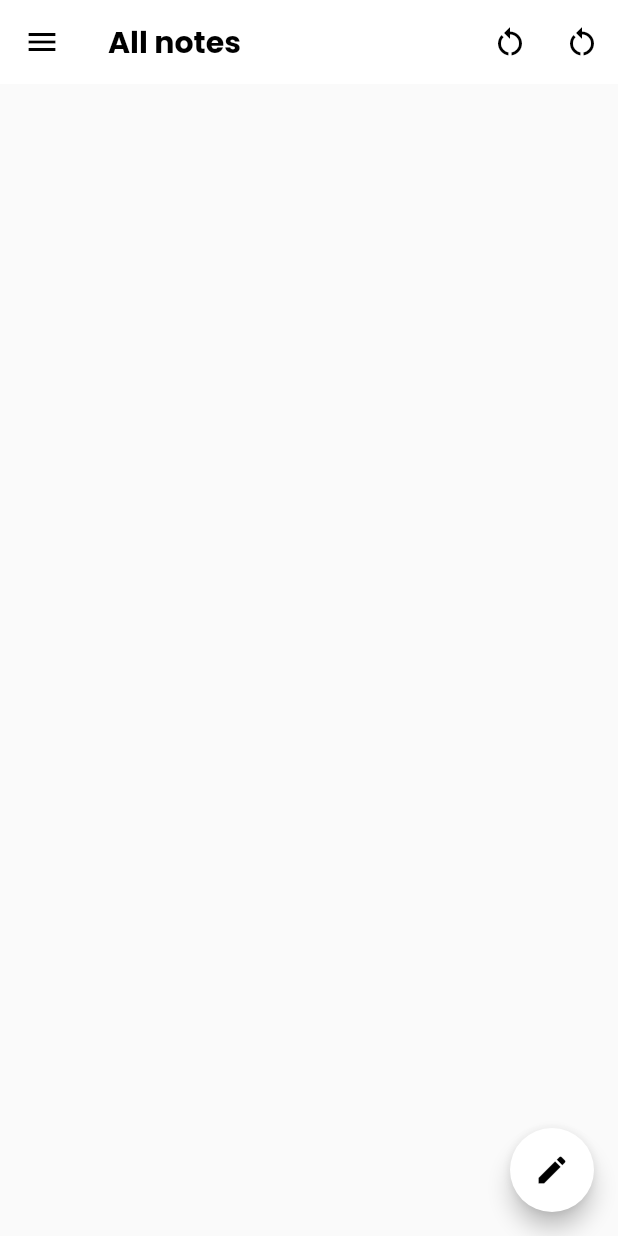
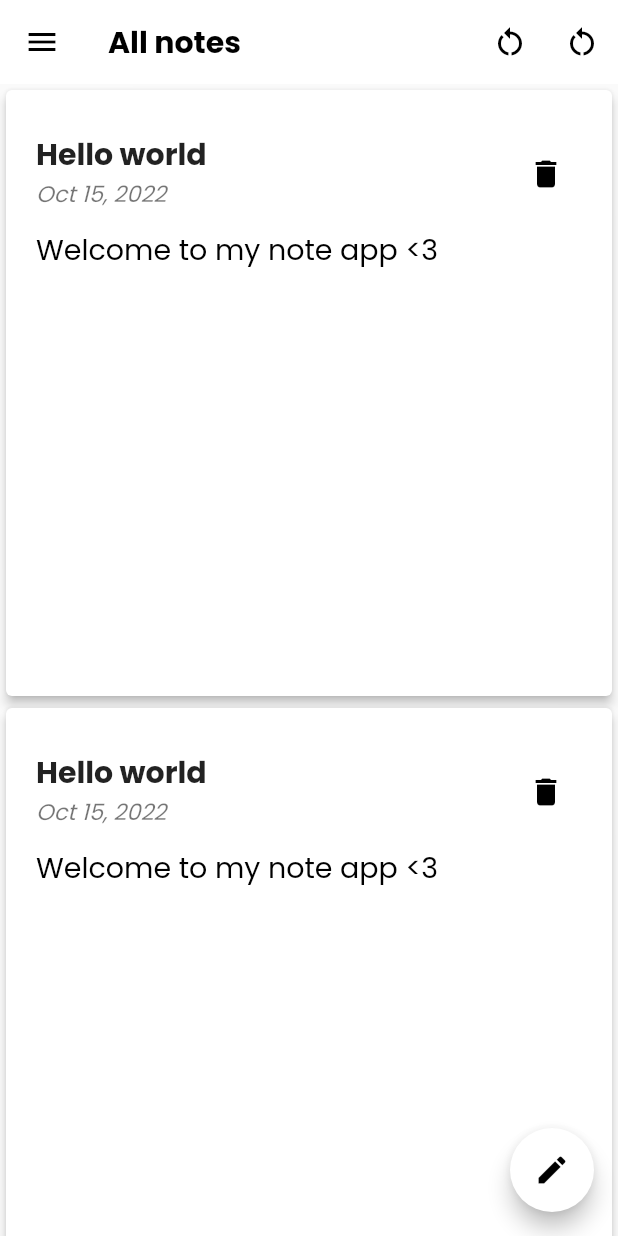
Before and after one commit to nhao2003/simplenote, a Flutter app: the screen it shows after launch, on a phone screen of 412 x 824 dp. Run offline on Flutter 3.47's test engine with Material 2 defaults, Android fonts, the phone set to English and light mode, and no system bars.

Commit message:
First commit

```diff
--- a/lib/main.dart
+++ b/lib/main.dart
@@ -1,12 +1,15 @@
 import 'package:flutter/material.dart';
-import 'package:todoapp/widgets/home_screen.dart';
+import 'package:todoapp/screens/home_screen.dart';
+import 'package:todoapp/screens/add_note_screen.dart';
+import './model/user.dart';
+import 'model/note.dart';
 
 void main() {
-  runApp(const MyApp());
+  runApp(MyApp());
 }
 
 class MyApp extends StatelessWidget {
-  const MyApp({Key? key}) : super(key: key);
+  MyApp({Key? key}) : super(key: key);
 
   @override
   Widget build(BuildContext context) {
@@ -19,7 +22,10 @@ class MyApp extends StatelessWidget {
             color: Colors.black,
           ),
       ),
-      home: const HomeScreen() ,
+      home: const HomeScreen(),
+      routes: {
+        AddNote.routeName: (context) => AddNote(),
+      },
     );
   }
 }
--- a/lib/model/note.dart
+++ b/lib/model/note.dart
@@ -1,8 +1,8 @@
 import 'package:flutter/material.dart';
 class Note{
-  late String id;
-  late DateTime date;
+  final String id = DateTime.now().toString();
+  final DateTime date = DateTime.now();
   late String title;
   late String content;
-  Note(this.id, this.date, this.title, this.content);
+  Note(this.title, this.content);
 }
--- /dev/null
+++ b/lib/model/user.dart
@@ -0,0 +1,34 @@
+import 'note.dart';
+
+class User {
+  static List<Note> NotesList = [
+    Note('Hello world', 'Welcome to my note app <3'),
+    Note('Hello world', 'Welcome to my note app <3'),
+    Note('Hello world', 'Welcome to my note app <3'),
+    Note('Hello world', 'Welcome to my note app <3'),
+    Note('Hello world', 'Welcome to my note app <3'),
+    Note('Hello world', 'Welcome to my note app <3'),
+    Note('Hello world', 'Welcome to my note app <3'),
+    Note('Hello world', 'Welcome to my note app <3'),
+    Note('Hello world', 'Welcome to my note app <3'),
+    Note('Hello world', 'Welcome to my note app <3'),
+    Note('Hello world', 'Welcome to my note app <3'),
+    Note('Hello world', 'Welcome to my note app <3'),
+    Note('Hello world', 'Welcome to my note app <3'),
+    Note('Hello world', 'Welcome to my note app <3'),
+    Note('Hello world', 'Welcome to my note app <3')
+  ];
+  static List<Note> deletedNotesList = [
+    Note('Hello world', 'Welcome to my note app <3')
+  ];
+
+  static void moveToTrash(Note note) {
+    deletedNotesList.add(note);
+    NotesList.removeWhere((element) => element == note);
+  }
+
+  static void restoreFromTrash(Note note) {
+    NotesList.add(note);
+    deletedNotesList.removeWhere((element) => element == note);
+  }
+}
--- a/lib/widgets/home_screen.dart
+++ b/lib/screens/home_screen.dart
@@ -1,15 +1,13 @@
 import 'dart:io';
 import 'package:todoapp/model/note.dart';
 import 'package:flutter/material.dart';
-import 'package:todoapp/widgets/deleted_note_list.dart';
+import 'package:todoapp/screens/deleted_note_list.dart';
 import 'package:todoapp/widgets/note_list.dart';
-import 'package:todoapp/widgets/add_note.dart';
-import 'package:todoapp/widgets/deleted_note_list.dart';
-final List<Note> userNotesList = [];
-final List<Note> delNotesList = [];
+import 'package:todoapp/screens/add_note_screen.dart';
+import 'package:todoapp/model/user.dart';
 
 class HomeScreen extends StatefulWidget {
-  const HomeScreen({Key? key}) : super(key: key);
+  const HomeScreen();
 
   @override
   State<HomeScreen> createState() => _HomeScreenState();
@@ -20,34 +18,28 @@ class _HomeScreenState extends State<HomeScreen> {
   Widget build(BuildContext context) {
     void _addNewNote(Note note) {
       setState(() {
-        userNotesList.add(note);
+        User.NotesList.add(note);
       });
     }
 
     void _startAddNewNote() {
       Navigator.push(
         context,
-        MaterialPageRoute(
-            builder: (_) =>
-                AddNote(listNote: userNotesList, addNote: _addNewNote)),
-      );
-    }
-
-    void _editNote(Note note, String tittle, String content) {
-      setState(() {
-        note.title = tittle;
-        note.content = content;
-        note.date = DateTime.now();
+        MaterialPageRoute(builder: (_) => AddNote()),
+      ).then((value) {
+        setState(() {
+          if (value != null) {
+            _addNewNote(value);
+          }
+        });
       });
     }
-
-    void _deleteNote(Note note) {
+    void _restoreAllNote() {
       setState(() {
-        delNotesList.add(note);
-        userNotesList.removeWhere((element) => element == note);
+        User.NotesList.addAll(User.deletedNotesList);
+        User.deletedNotesList.clear();
       });
     }
-
     return Scaffold(
       drawer: Drawer(
           child: ListView(
@@ -73,12 +65,9 @@ class _HomeScreenState extends State<HomeScreen> {
             ),
             title: const Text('Trash'),
             onTap: () {
-              Navigator.push(
-                context,
-                MaterialPageRoute(
-                    builder: (_) => DeletedNoteList(deletedNoteList: delNotesList, restoreToUserList: _addNewNote,)),
-              );
-            },
+              Navigator.push(context,
+                  MaterialPageRoute(builder: (context) => DeletedNoteList(_addNewNote, _restoreAllNote)));
+              },
           ),
           ListTile(
             leading: const Icon(
@@ -120,7 +109,7 @@ class _HomeScreenState extends State<HomeScreen> {
           IconButton(
             onPressed: () {
               setState(() {
-                userNotesList.clear();
+                User.NotesList.clear();
               });
             },
             icon: const Icon(
@@ -132,7 +121,7 @@ class _HomeScreenState extends State<HomeScreen> {
       ),
       body: Column(
         children: <Widget>[
-          NotesList(userNotesList, _deleteNote, _editNote),
+          NotesList(),
         ],
       ),
       floatingActionButton: FloatingActionButton(
--- /dev/null
+++ b/lib/widgets/note_card.dart
@@ -0,0 +1,88 @@
+import 'package:flutter/material.dart';
+import 'package:intl/intl.dart';
+import 'package:todoapp/screens/add_note_screen.dart';
+
+import '../model/note.dart';
+
+class NoteCard extends StatelessWidget {
+  final Note? _note;
+  Function _moveToTrash;
+
+  //final Function _deleteNote;
+  NoteCard(this._note, this._moveToTrash, {super.key});
+
+  @override
+  Widget build(BuildContext context) {
+    return Card(
+      elevation: 3,
+      shadowColor: Colors.black,
+      child: GestureDetector(
+        onTap: () {
+          Navigator.push(
+            context,
+            MaterialPageRoute(
+              builder: (context) => AddNote(
+                newNote: _note,
+                moveToTrash: _moveToTrash,
+              ),
+            ),
+          );
+        },
+        child: Container(
+          padding: const EdgeInsets.all(10),
+          decoration: BoxDecoration(
+            borderRadius: BorderRadius.circular(10),
+            color: Colors.white,
+          ),
+          margin: const EdgeInsets.all(10),
+          width: double.infinity,
+          child: Column(
+            children: [
+              ListTile(
+                contentPadding: const EdgeInsets.all(0),
+                trailing: IconButton(
+                  onPressed: () {
+                    if (_note != null) _moveToTrash(_note);
+                  },
+                  icon: const Icon(
+                    Icons.delete,
+                    color: Colors.black,
+                  ),
+                ),
+                title: Text(
+                  _note!.title,
+                  style: const TextStyle(
+                      fontWeight: FontWeight.w600,
+                      fontSize: 20,
+                      overflow: TextOverflow.ellipsis),
+                ),
+                subtitle: Text(
+                  DateFormat.yMMMd().format(_note!.date).toString(),
+                  style: const TextStyle(
+                      fontSize: 15, fontStyle: FontStyle.italic),
+                ),
+              ),
+              Flexible(
+                child: Container(
+                  alignment: Alignment.topLeft,
+                  child: SingleChildScrollView(
+                    scrollDirection: Axis.vertical,
+                    child: Text(
+                      _note!.content,
+                      textAlign: TextAlign.left,
+                      style: const TextStyle(
+                        color: Colors.black,
+                        fontSize: 19,
+                        overflow: TextOverflow.fade,
+                      ),
+                    ),
+                  ),
+                ),
+              ),
+            ],
+          ),
+        ),
+      ),
+    );
+  }
+}
--- a/lib/widgets/note_list.dart
+++ b/lib/widgets/note_list.dart
@@ -1,86 +1,31 @@
 import 'package:flutter/material.dart';
+import 'package:flutter/rendering.dart';
 import 'package:todoapp/model/note.dart';
-import 'package:intl/intl.dart';
-import 'package:todoapp/widgets/home_screen.dart';
-import 'package:todoapp/widgets/add_note.dart';
+import 'package:todoapp/widgets/note_card.dart';
+import 'package:todoapp/model/user.dart';
 
-class NotesList extends StatelessWidget {
-  final Function _deleteNote;
-  final Function _editNote;
-  final List<Note> listNotes;
+class NotesList extends StatefulWidget {
+  const NotesList({super.key});
+  @override
+  State<NotesList> createState() => _NotesListState();
+}
 
-  NotesList(this.listNotes, this._deleteNote, this._editNote);
-
+class _NotesListState extends State<NotesList> {
+  void _moveToTrash(note){
+    setState(() {
+      User.moveToTrash(note);
+    });
+  }
   @override
   Widget build(BuildContext context) {
+    int screenWidth = MediaQuery.of(context).size.width ~/ 250;
     return Flexible(
-      child: ListView.builder(
-          itemCount: listNotes.length,
-          itemBuilder: (ctx, index) {
-            return Card(
-              elevation: 3,
-              shadowColor: Colors.black,
-              child: GestureDetector(
-                onTap: () {
-                  Navigator.push(
-                    context,
-                    MaterialPageRoute(
-                        builder: (_) => AddNote(
-                            listNote: listNotes,
-                            newNote: listNotes[index],
-                            editNote: _editNote,
-                          deleteNote: _deleteNote,
-                        )),
-                  );
-                },
-                child: Container(
-                  padding: const EdgeInsets.all(10),
-                  decoration: BoxDecoration(
-                    borderRadius: BorderRadius.circular(10),
-                    color: Colors.white,
-                  ),
-                  margin: const EdgeInsets.all(10),
-                  width: double.infinity,
-                  child: ListTile(
-                    contentPadding: const EdgeInsets.all(0),
-                    trailing: IconButton(
-                      onPressed: () => _deleteNote(listNotes[index]),
-                      icon: const Icon(
-                        Icons.delete,
-                        color: Colors.black,
-                      ),
-                    ),
-                    title: Text(
-                      listNotes[index].title,
-                      style: const TextStyle(
-                        fontWeight: FontWeight.w600,
-                        fontSize: 20,
-                      ),
-                    ),
-                    subtitle: Column(
-                      crossAxisAlignment: CrossAxisAlignment.start,
-                      children: [
-                        Text(
-                          DateFormat.yMMMd()
-                              .format(listNotes[index].date)
-                              .toString(),
-                          style: const TextStyle(
-                              fontSize: 15, fontStyle: FontStyle.italic),
-                        ),
-                        Text(
-                          listNotes[index].content,
-                          style: const TextStyle(
-                            color: Colors.black,
-                            fontSize: 19,
-                          ),
-                        ),
-                      ],
-                    ),
-                  ),
-                ),
-              ),
-            );
-          }),
+      child: GridView.count(
+        crossAxisCount: screenWidth.toInt(),
+        children: User.NotesList.map((element) {
+          return NoteCard(element, _moveToTrash);
+        }).toList(),
+      ),
     );
   }
 }
```
Also changed, not shown: lib/screens/add_note_screen.dart (added, +111 -0 lines), lib/screens/deleted_note_list.dart (renamed from lib/widgets/deleted_note_list.dart, +38 -14 lines), lib/widgets/add_note.dart (deleted, +0 -112 lines), 100 other files.
